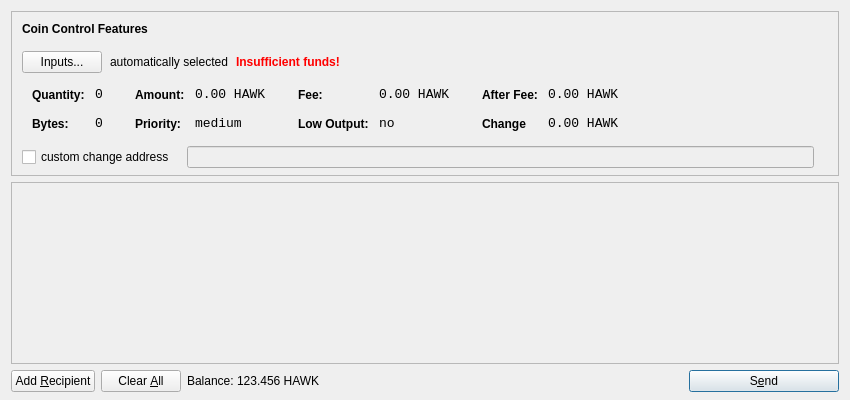
Old version of the form src/qt/forms/sendcoinsdialog.ui in the repository BlockPioneers/hawk.
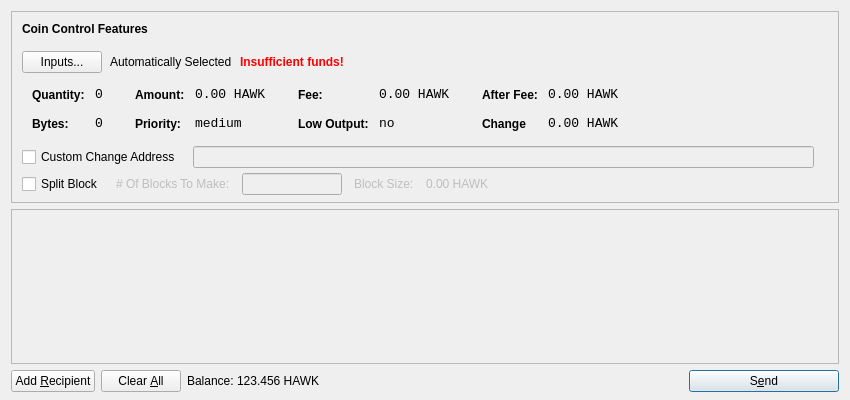
New version of the form. Icons and pictures are not drawn.

Commit message: Advanced Coin Control - Block Splitter

What changed in the file:
```diff
--- a/src/qt/forms/sendcoinsdialog.ui
+++ b/src/qt/forms/sendcoinsdialog.ui
@@ -114,7 +114,7 @@
           <item>
            <widget class="QLabel" name="labelCoinControlAutomaticallySelected">
             <property name="text">
-             <string>automatically selected</string>
+             <string>Automatically Selected</string>
             </property>
             <property name="margin">
              <number>5</number>
@@ -556,7 +556,7 @@
           <item>
            <widget class="QCheckBox" name="checkBoxCoinControlChange">
             <property name="text">
-             <string>custom change address</string>
+             <string>Custom Change Address</string>
             </property>
            </widget>
           </item>
@@ -598,6 +598,81 @@
          </layout>
         </item>
         <item>
+         <layout class="QHBoxLayout" name="horizontalLayoutCoinControl4a" stretch="0,0,0,0">
+           <property name="alignment" >
+          <set>Qt::AlignLeft</set>
+           </property>
+           <property name="spacing">
+            <number>12</number>
+           </property>
+           <property name="sizeConstraint">
+            <enum>QLayout::SetDefaultConstraint</enum>
+           </property>
+           <property name="topMargin">
+            <number>5</number>
+           </property>
+           <property name="rightMargin">
+            <number>5</number>
+           </property>
+            <item> 
+            <widget class="QCheckBox" name="splitBlockCheckBox"> 
+             <property name="text"> 
+              <string>Split Block</string> 
+             </property> 
+            </widget> 
+           </item> 
+           <item> 
+            <widget class="QLabel" name="labelBlocksToMakeText"> 
+             <property name="enabled"> 
+              <bool>false</bool> 
+             </property> 
+             <property name="text"> 
+              <string># Of Blocks To Make:</string> 
+             </property> 
+            </widget> 
+           </item>
+           <item> 
+            <widget class="QLineEdit" name="splitBlockLineEdit"> 
+             <property name="enabled"> 
+              <bool>false</bool> 
+             </property> 
+             <property name="sizePolicy"> 
+              <sizepolicy hsizetype="Fixed" vsizetype="Fixed"> 
+               <horstretch>0</horstretch> 
+               <verstretch>0</verstretch> 
+              </sizepolicy> 
+             </property> 
+             <property name="maximumSize"> 
+              <size> 
+               <width>100</width> 
+               <height>16777215</height> 
+              </size> 
+             </property> 
+            </widget> 
+           </item> 
+           <item> 
+            <widget class="QLabel" name="labelBlockSizeText"> 
+             <property name="enabled"> 
+              <bool>false</bool> 
+             </property> 
+             <property name="text"> 
+              <string>Block Size:</string> 
+             </property> 
+            </widget> 
+           </item> 
+           <item> 
+            <widget class="QLabel" name="labelBlockSize"> 
+             <property name="enabled"> 
+              <bool>false</bool> 
+             </property> 
+             <property name="text"> 
+              <string>0.00 HAWK</string> 
+             </property>
+            </widget> 
+            </item>
+          </layout>
+         </item>
+         <item>		
          <spacer name="verticalSpacerCoinControl">
           <property name="orientation">
            <enum>Qt::Vertical</enum>
```
Left out of the diff: 3 changed lines with no effect on the pictures. The commit also changes 27 other files.
